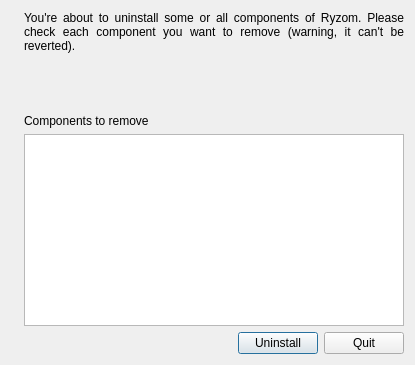
This is code/ryzom/tools/client/ryzom_installer/ui/uninstallwizard.ui in ryzom/ryzomcore as Qt 5 draws it before an edit. The edited form follows.
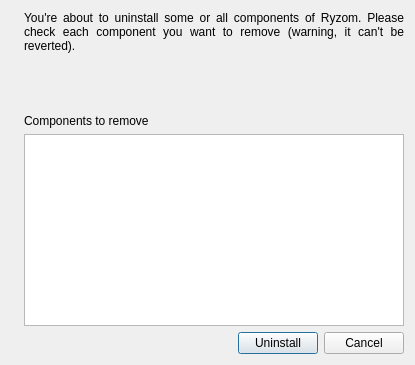
This is the edited form. Icons and pictures are not drawn.

Commit message:
Changed: Cancel instead of Quit
branch : develop

The edit to the form file:
```diff
--- a/code/ryzom/tools/client/ryzom_installer/ui/uninstallwizard.ui
+++ b/code/ryzom/tools/client/ryzom_installer/ui/uninstallwizard.ui
@@ -112,7 +112,7 @@
      <item>
       <widget class="QPushButton" name="quitButton">
        <property name="text">
-        <string>Quit</string>
+        <string>Cancel</string>
        </property>
       </widget>
      </item>
```
Left out of the diff: 5 changed lines with no effect on the pictures.
